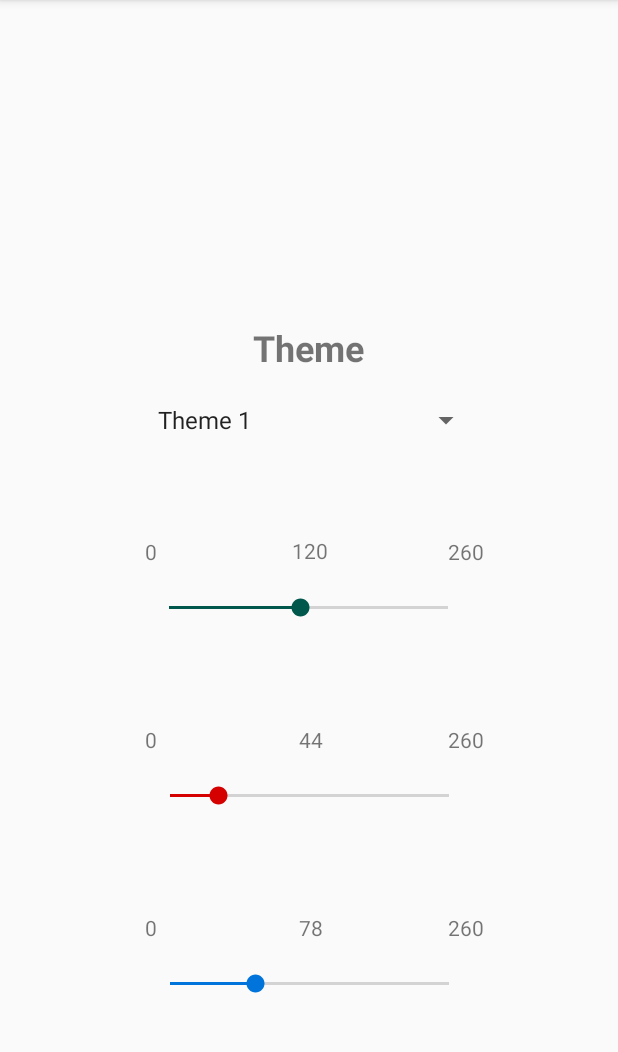
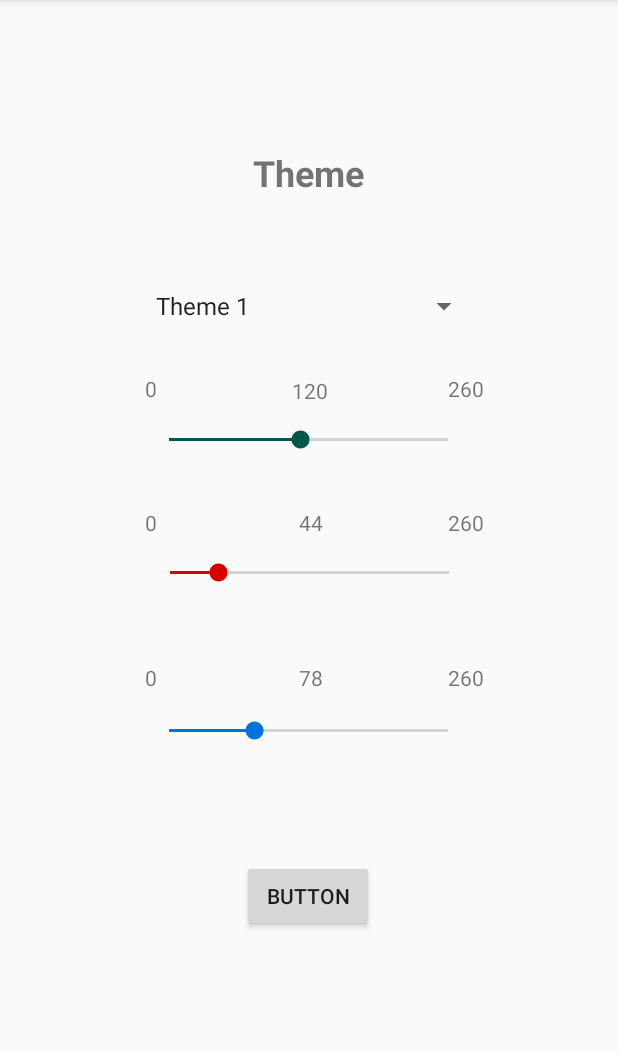
Before and after one commit to institut-galilee/Immersion_projects, an Android app: the ActivityMain2 screen opened directly, with no data from a screen before it, on a phone screen of 412 x 824 dp, the part 84-1136 px from its top. Run offline under Robolectric (Android 15) with nearby library versions, the phone set to English and light mode, and no system bars.

Commit message:
bouton retour

```diff
--- a/MyApplication/app/src/main/java/com/example/myapplication/ActivityMain2.java
+++ b/MyApplication/app/src/main/java/com/example/myapplication/ActivityMain2.java
@@ -1,5 +1,6 @@
 package com.example.myapplication;
 
+import android.content.Intent;
 import android.graphics.Color;
 import android.os.Bundle;
 import android.support.v7.app.AppCompatActivity;
@@ -7,6 +8,7 @@ import android.Manifest;
 import android.view.View;
 import android.widget.AdapterView;
 import android.widget.ArrayAdapter;
+import android.widget.Button;
 import android.widget.SeekBar;
 import android.widget.Spinner;
 import android.widget.TextView;
@@ -21,6 +23,7 @@ public class ActivityMain2 extends AppCompatActivity {
     private TextView tr, tv, tb;
     //Menu des themes
     private Spinner themes;
+    private Button retour;
 
     @Override
     protected void onCreate(Bundle savedInstanceState) {
@@ -45,6 +48,8 @@ public class ActivityMain2 extends AppCompatActivity {
         tr.setText(""+r+"");
         tv.setText(""+v+"");
         tb.setText(""+b+"");
+
+        retour = (Button) findViewById(R.id.retour);
 
         themes.setOnItemSelectedListener(new AdapterView.OnItemSelectedListener() {
             @Override
@@ -127,6 +132,14 @@ public class ActivityMain2 extends AppCompatActivity {
         /*r = sr.getProgress();
         v = sv.getProgress();
         b = sb.getProgress()*/
+        retour.setOnClickListener(new View.OnClickListener() {
+            @Override
+            public void onClick(View v) {
+                Intent page2 = new Intent(getApplicationContext(), MainActivity.class);
+                startActivity(page2);
+                finish();
+            }
+        });
 
 
     }
--- a/MyApplication/app/src/main/res/layout/activity_main2.xml
+++ b/MyApplication/app/src/main/res/layout/activity_main2.xml
@@ -61,7 +61,8 @@
         app:layout_constraintEnd_toEndOf="parent"
         app:layout_constraintHorizontal_bias="0.502"
         app:layout_constraintStart_toStartOf="parent"
-        app:layout_constraintTop_toBottomOf="@+id/spinner" />
+        app:layout_constraintTop_toBottomOf="@+id/spinner"
+        app:layout_constraintVertical_bias="0.284" />
 
     <SeekBar
         android:id="@+id/vert"
@@ -84,7 +85,8 @@
         app:layout_constraintEnd_toEndOf="parent"
         app:layout_constraintHorizontal_bias="0.497"
         app:layout_constraintStart_toStartOf="parent"
-        app:layout_constraintTop_toBottomOf="@+id/spinner" />
+        app:layout_constraintTop_toBottomOf="@+id/spinner"
+        app:layout_constraintVertical_bias="0.504" />
 
     <SeekBar
         android:id="@+id/bleu"
@@ -103,8 +105,10 @@
         android:thumbTint="@color/blue"
         app:layout_constraintBottom_toBottomOf="parent"
         app:layout_constraintEnd_toEndOf="parent"
+        app:layout_constraintHorizontal_bias="0.497"
         app:layout_constraintStart_toStartOf="parent"
-        app:layout_constraintTop_toBottomOf="@+id/rouge" />
+        app:layout_constraintTop_toBottomOf="@+id/rouge"
+        app:layout_constraintVertical_bias="0.215" />
 
     <TextView
         android:id="@+id/textView2"
@@ -173,10 +177,10 @@
         android:layout_marginBottom="8dp"
         app:layout_constraintBottom_toBottomOf="parent"
         app:layout_constraintEnd_toEndOf="parent"
-        app:layout_constraintHorizontal_bias="0.012"
+        app:layout_constraintHorizontal_bias="0.0"
         app:layout_constraintStart_toStartOf="parent"
         app:layout_constraintTop_toTopOf="parent"
-        app:layout_constraintVertical_bias="0.357" />
+        app:layout_constraintVertical_bias="0.253" />
 
     <TextView
         android:id="@+id/textView12"
@@ -196,7 +200,7 @@
         app:layout_constraintHorizontal_bias="0.498"
         app:layout_constraintStart_toStartOf="parent"
         app:layout_constraintTop_toTopOf="parent"
-        app:layout_constraintVertical_bias="0.945" />
+        app:layout_constraintVertical_bias="0.632" />
 
     <TextView
         android:id="@+id/textView15"
@@ -270,4 +274,22 @@
         app:layout_constraintTop_toBottomOf="@+id/rouge"
         app:layout_constraintVertical_bias="0.895" />
 
+    <Button
+        android:id="@+id/retour"
+        android:layout_width="wrap_content"
+        android:layout_height="wrap_content"
+        android:layout_marginStart="8dp"
+        android:layout_marginLeft="8dp"
+        android:layout_marginTop="8dp"
+        android:layout_marginEnd="8dp"
+        android:layout_marginRight="8dp"
+        android:layout_marginBottom="8dp"
+        android:text="Button"
+        app:layout_constraintBottom_toBottomOf="parent"
+        app:layout_constraintEnd_toEndOf="parent"
+        app:layout_constraintHorizontal_bias="0.498"
+        app:layout_constraintStart_toStartOf="parent"
+        app:layout_constraintTop_toBottomOf="@+id/bleu"
+        app:layout_constraintVertical_bias="0.319" />
+
 </android.support.constraint.ConstraintLayout>
```
